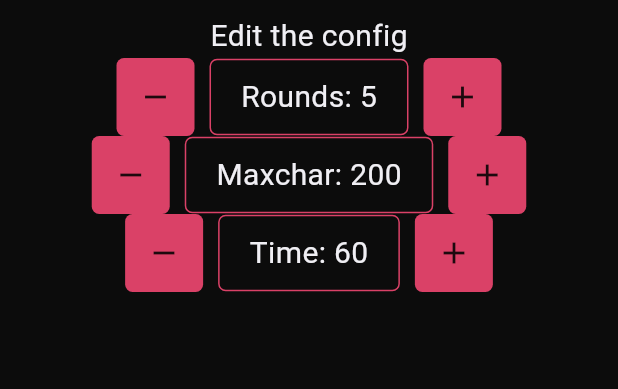
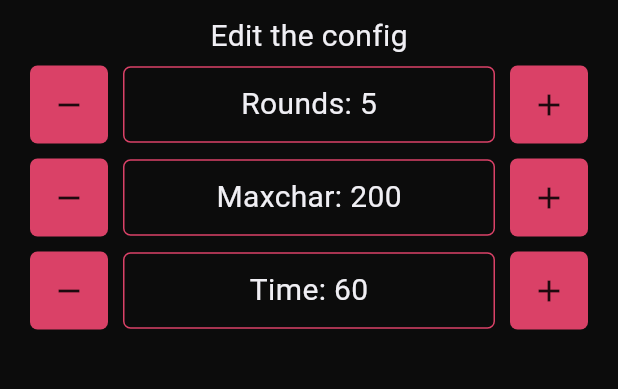
Before and after one commit to FrostyCake47/TextTales, a Flutter app: the LobbyScreen screen opened by its route, on a phone screen of 412 x 824 dp, the part 80-469 px from its top. Run offline on Flutter 3.47's test engine with Material 3 defaults, Android fonts, the phone set to English and light mode, and no system bars; our stand-ins replace firebase_auth, firebase_core, flutter_riverpod, flutter_spinkit, fluttertoast, font_awesome_flutter and 3 more; missing offline and left inert: dart:ffi; accounts and stored records are empty.

Commit message:
edited config ui, fixed increment decrement

```diff
--- a/lib/components/configtab.dart
+++ b/lib/components/configtab.dart
@@ -19,18 +19,20 @@ class ConfigTab extends ConsumerWidget {
   int setting = 0;
 
   final Map<String, void Function()> decrementActions = {
-    'rounds': () => ref.read(gameSettingProvider.notifier).updateRounds(gameSetting.rounds - 1),
-    'time': () => ref.read(gameSettingProvider.notifier).updateTime(gameSetting.time - 1),
-    'maxchar': () => ref.read(gameSettingProvider.notifier).updateMaxChar(gameSetting.maxchar - 1),
+    'rounds': () {if (gameSetting.rounds > 0 && gameSetting.rounds <= 10) ref.read(gameSettingProvider.notifier).updateRounds(gameSetting.rounds - 1);},
+    'time': () {if (gameSetting.time > 20 && gameSetting.time <= 120) ref.read(gameSettingProvider.notifier).updateTime(gameSetting.time - 10);},
+    'maxchar': () {if (gameSetting.maxchar > 0 && gameSetting.maxchar <= 210) ref.read(gameSettingProvider.notifier).updateMaxChar(gameSetting.maxchar - 10);},
   };
 
   final Map<String, void Function()> incrementActions = {
-    'rounds': () => ref.read(gameSettingProvider.notifier).updateRounds(gameSetting.rounds + 1),
-    'time': () => ref.read(gameSettingProvider.notifier).updateTime(gameSetting.time + 1),
-    'maxchar': () => ref.read(gameSettingProvider.notifier).updateMaxChar(gameSetting.maxchar + 1),
+    'rounds': () {if (gameSetting.rounds >= 0 && gameSetting.rounds < 10) ref.read(gameSettingProvider.notifier).updateRounds(gameSetting.rounds + 1);},
+    'time': () {if (gameSetting.time >= 20 && gameSetting.time < 120) ref.read(gameSettingProvider.notifier).updateTime(gameSetting.time + 10);},
+    'maxchar': () {if (gameSetting.maxchar >= 0 && gameSetting.maxchar < 210) ref.read(gameSettingProvider.notifier).updateMaxChar(gameSetting.maxchar + 10);},
   };
 
-  return Row(
+  return Container(
+    margin: EdgeInsets.symmetric(horizontal: 20, vertical: 5),
+    child: Row(
         mainAxisAlignment: MainAxisAlignment.center,
         children: <Widget>[
           GestureDetector(
@@ -48,14 +50,16 @@ class ConfigTab extends ConsumerWidget {
             ),
           ),
 
-        Container(
+          Expanded(
+            child: Container(
               padding: EdgeInsets.symmetric(vertical: 10, horizontal: 20),
               margin: EdgeInsets.symmetric(horizontal: 10),
               decoration: BoxDecoration(
                 border: Border.all(color: primaryColor, width: 1),
                 borderRadius: BorderRadius.circular(5),
               ),
-          child: Text("${capitalize(item)}: ${item == 'rounds' ? gameSetting.rounds : item == 'time' ? gameSetting.time : gameSetting.maxchar}", style: textMedium,)
+              child: Center(child: Text("${capitalize(item)}: ${item == 'rounds' ? gameSetting.rounds : item == 'time' ? gameSetting.time : gameSetting.maxchar}", style: textMedium,))
+            ),
           ),
 
           GestureDetector(
@@ -72,6 +76,7 @@ class ConfigTab extends ConsumerWidget {
             ),
           )
         ],
+      ),
   );
   }
 }
```
Lines whose indentation alone changed are shown as unchanged.
